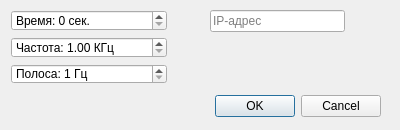
First picture: the form in radio/optionsDialog.ui, repository cyril-orlov/radio, before the edit.
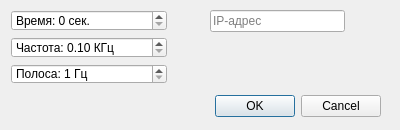
Second picture: the form after the edit.

Patch:
```diff
--- a/radio/optionsDialog.ui
+++ b/radio/optionsDialog.ui
@@ -76,7 +76,7 @@
        <string> КГц</string>
       </property>
       <property name="minimum">
-       <double>1.000000000000000</double>
+       <double>0.100000000000000</double>
       </property>
       <property name="maximum">
        <double>1000000.000000000000000</double>
```
